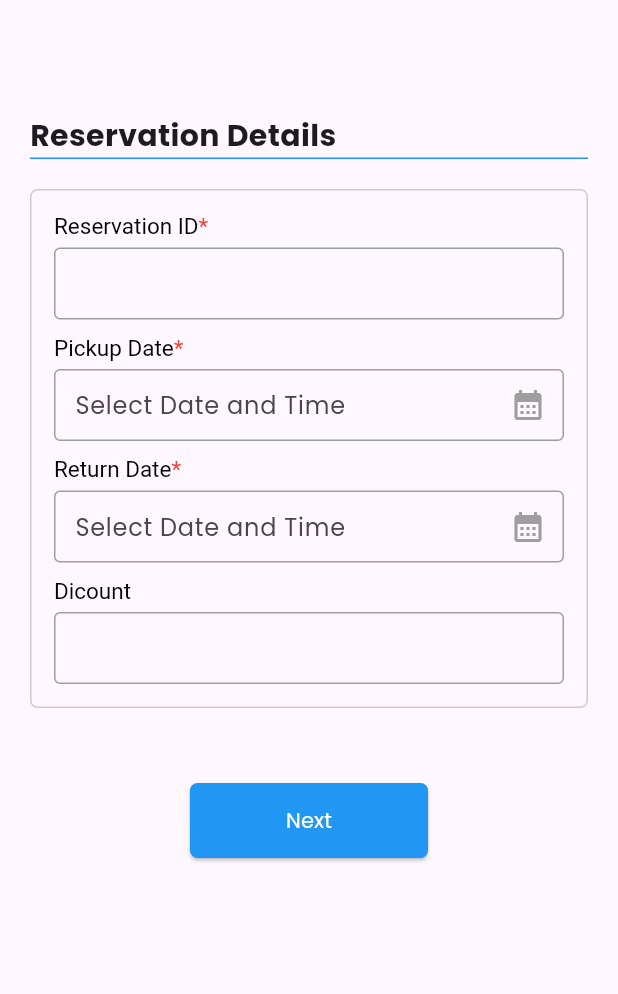
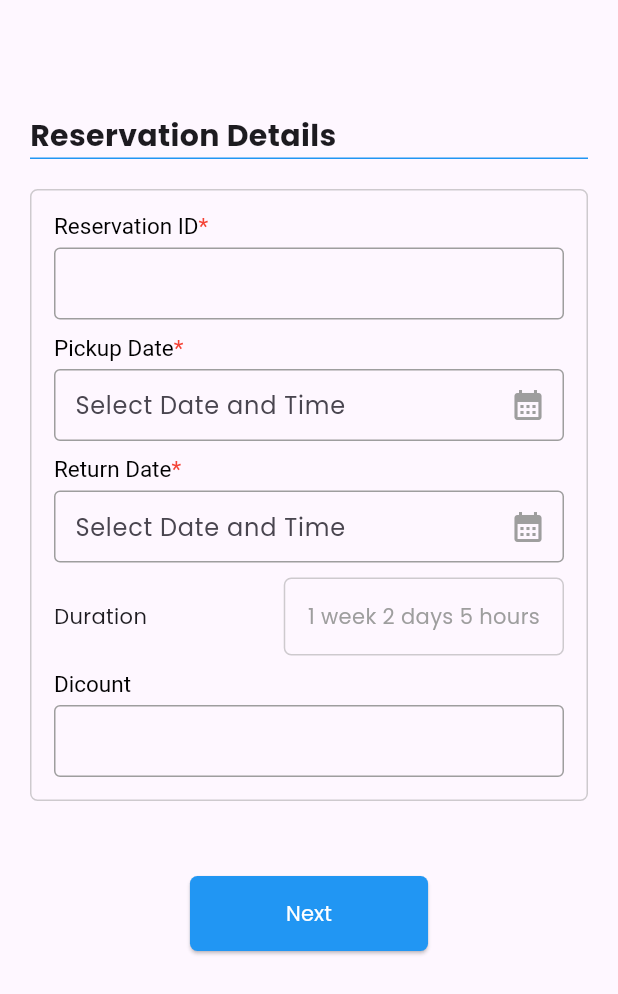
Before and after one commit to Saon00/nyntax-flutter-task, a Flutter app: the screen it shows after launch, on a phone screen of 412 x 824 dp. Shown: the top 994 px of the screen. Run offline on Flutter 3.47's test engine with Material 3 defaults, Android fonts, the phone set to English and light mode, and no system bars.

Commit message:
reservtion_details page updated

```diff
--- a/lib/view/pages/reservation_details.dart
+++ b/lib/view/pages/reservation_details.dart
@@ -57,6 +57,28 @@ class _ReservationDetailsPageState extends State<ReservationDetailsPage> {
                         controller: TextEditingController()),
                     const SizedBox(height: 10),
 
+                    // duration
+                    Row(
+                      mainAxisAlignment: MainAxisAlignment.spaceBetween,
+                      children: [
+                        const Text('Duration'),
+                        Container(
+                          decoration: BoxDecoration(
+                              borderRadius: BorderRadius.circular(5),
+                              border:
+                                  Border.all(color: greyColor.withOpacity(.5))),
+                          child: Padding(
+                            padding: const EdgeInsets.all(15.0),
+                            child: Text(
+                              '1 week 2 days 5 hours',
+                              style: TextStyle(color: greyColor),
+                            ),
+                          ),
+                        )
+                      ],
+                    ),
+                    const SizedBox(height: 10),
+
                     // dicount
                     InputFormWidget(
                       headingText: 'Dicount',
```
